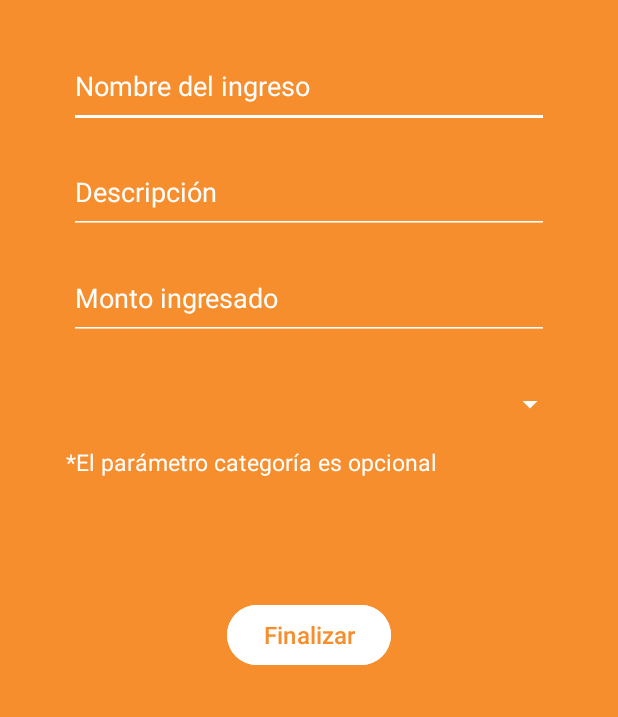
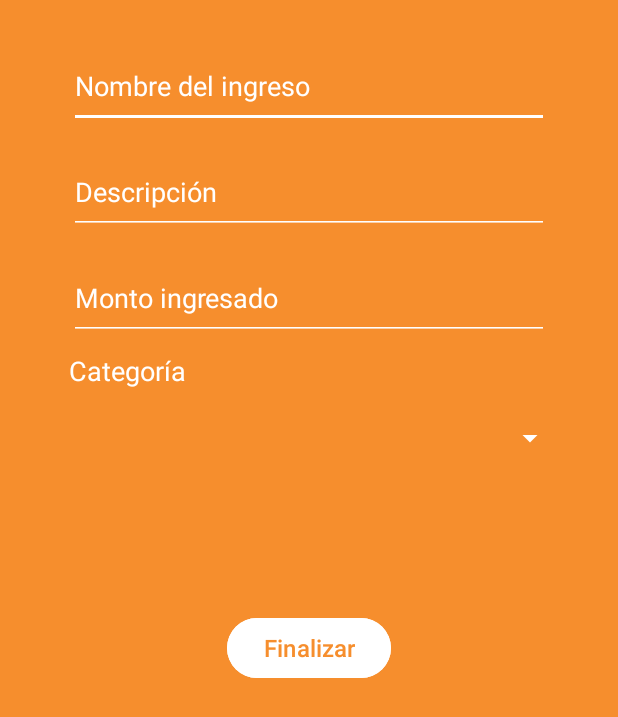
Before and after one commit to brxwny/Actividad1_2, an Android app: the AddIngreso screen opened directly, with no data from a screen before it, on a phone screen of 412 x 824 dp. Shown: the top 717 px of the screen. Run offline under Robolectric (Android 15) with nearby library versions, the phone set to English and light mode, and no system bars; our stand-ins replace Firebase (no records; nobody signed in at launch, a user with empty details on screens opened directly).

Commit message:
Correcciones Vistas

```diff
--- a/app/src/main/java/com/javieravenegas/finanzasencasalogin/AddIngreso.java
+++ b/app/src/main/java/com/javieravenegas/finanzasencasalogin/AddIngreso.java
@@ -138,7 +138,6 @@ public class AddIngreso extends AppCompatActivity {
                         Categoria categoria = snapshot.getValue(Categoria.class);
                         if (categoria != null && categoria.getUiduser().equals(uiduser)) {
                             uidcat = categoria.getUid();
-                            Toast.makeText(AddIngreso.this, "Seleccionaste: " + nombreCategoria + " con uid: " + uidcat, Toast.LENGTH_LONG).show();
                         }
                     }
                 } else {
--- a/app/src/main/java/com/javieravenegas/finanzasencasalogin/MyData.java
+++ b/app/src/main/java/com/javieravenegas/finanzasencasalogin/MyData.java
@@ -5,8 +5,4 @@ public class MyData {
     static Integer[] drawableInArray = {R.drawable.finanzas_img, R.drawable.ahorro_img, R.drawable.gastos_img, R.drawable.ingresos_img, R.drawable.config_img};
 
     static Class<?>[] interactInArray = {TusFinanzas.class, AddInversion.class, TusGastos.class, TusIngresos.class, Configuraciones.class};
-
-    //static  String[] catFinCvArray = {"Libros", "Agua", "Gas", "Luz", "Streaming", "Vegetales"};
-
-    //static Integer[] imgCatFinArray = {R.drawable.libros, R.drawable.agua, R.drawable.gas, R.drawable.luz, R.drawable.streaming, R.drawable.vegetales};
 }
--- a/app/src/main/res/layout/activity_add_ingreso.xml
+++ b/app/src/main/res/layout/activity_add_ingreso.xml
@@ -60,7 +60,7 @@
         android:id="@+id/spinnerCatIn"
         android:layout_width="342dp"
         android:layout_height="55dp"
-        android:layout_marginTop="15dp"
+        android:layout_marginTop="38dp"
         android:backgroundTint="@color/white"
         android:popupBackground="#F6A356"
         android:spinnerMode="dropdown"
@@ -69,24 +69,12 @@
         app:layout_constraintStart_toStartOf="parent"
         app:layout_constraintTop_toBottomOf="@+id/intMontoAddIn" />
 
-    <TextView
-        android:id="@+id/textView13"
-        android:layout_width="wrap_content"
-        android:layout_height="wrap_content"
-        android:layout_marginEnd="112dp"
-        android:text="*El parámetro categoría es opcional"
-        android:textColor="@color/white"
-        android:textSize="15sp"
-        app:layout_constraintEnd_toEndOf="parent"
-        app:layout_constraintStart_toStartOf="@+id/spinnerCatIn"
-        app:layout_constraintTop_toBottomOf="@+id/spinnerCatIn" />
-
     <Button
         android:id="@+id/btn_FinalizarAddIn"
         android:layout_width="wrap_content"
         android:layout_height="wrap_content"
         android:layout_marginTop="20dp"
-        android:layout_marginBottom="295dp"
+        android:layout_marginBottom="300dp"
         android:backgroundTint="@color/white"
         android:text="Finalizar"
         android:textColor="@color/naranjaest"
@@ -95,4 +83,19 @@
         app:layout_constraintEnd_toEndOf="parent"
         app:layout_constraintStart_toStartOf="parent"
         app:layout_constraintTop_toBottomOf="@+id/spinnerCatIn" />
+
+    <TextView
+        android:id="@+id/textView4"
+        android:layout_width="wrap_content"
+        android:layout_height="wrap_content"
+        android:layout_marginTop="8dp"
+        android:layout_marginEnd="242dp"
+        android:layout_marginBottom="5dp"
+        android:text="Categoría"
+        android:textColor="@color/white"
+        android:textSize="18sp"
+        app:layout_constraintBottom_toTopOf="@+id/spinnerCatIn"
+        app:layout_constraintEnd_toEndOf="parent"
+        app:layout_constraintStart_toStartOf="parent"
+        app:layout_constraintTop_toBottomOf="@+id/intMontoAddIn" />
 </androidx.constraintlayout.widget.ConstraintLayout>
```
Also changed, not shown: app/src/main/res/layout/activity_add_gasto.xml (+16 -13 lines).
